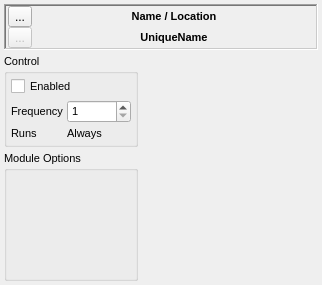
Qt form src/gui/modulecontrolwidget.ui (disorderedmaterials/dissolve) before a commit.
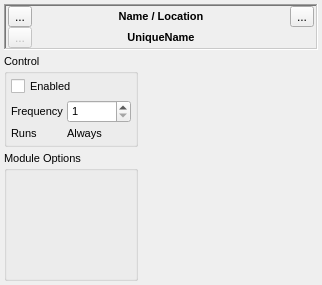
The same form after that commit. Icons and pictures are not drawn.

Commit message: Added toggle button to ModuleControlWidget allowing additional widget control panel to be hidden.

```diff
--- a/src/gui/modulecontrolwidget.ui
+++ b/src/gui/modulecontrolwidget.ui
@@ -10,6 +10,12 @@
     <height>285</height>
    </rect>
   </property>
+  <property name="sizePolicy">
+   <sizepolicy hsizetype="Minimum" vsizetype="Preferred">
+    <horstretch>0</horstretch>
+    <verstretch>0</verstretch>
+   </sizepolicy>
+  </property>
   <property name="font">
    <font>
     <pointsize>9</pointsize>
@@ -37,7 +43,7 @@
    <item>
     <widget class="QFrame" name="HeaderFrame">
      <property name="sizePolicy">
-      <sizepolicy hsizetype="Expanding" vsizetype="Minimum">
+      <sizepolicy hsizetype="Minimum" vsizetype="Minimum">
        <horstretch>0</horstretch>
        <verstretch>0</verstretch>
       </sizepolicy>
@@ -156,6 +162,29 @@
         </property>
        </widget>
       </item>
+      <item row="0" column="2">
+       <widget class="QToolButton" name="ToggleModuleWidgetButton">
+        <property name="toolTip">
+         <string>Toggle additional module control panel</string>
+        </property>
+        <property name="text">
+         <string>...</string>
+        </property>
+        <property name="icon">
+         <iconset resource="icons.qrc">
+          <normaloff>:/module/icons/module_togglepanel.svg</normaloff>:/module/icons/module_togglepanel.svg</iconset>
+        </property>
+        <property name="iconSize">
+         <size>
+          <width>12</width>
+          <height>12</height>
+         </size>
+        </property>
+        <property name="checkable">
+         <bool>true</bool>
+        </property>
+       </widget>
+      </item>
      </layout>
     </widget>
    </item>
```
The commit also changes 4 other files.
